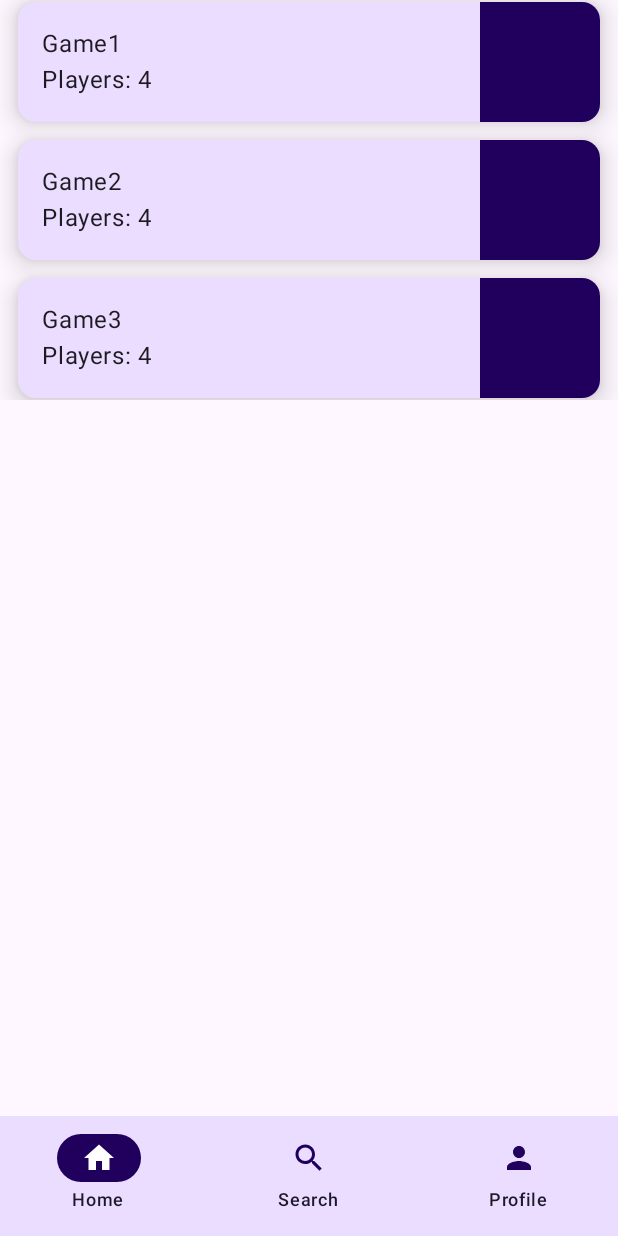
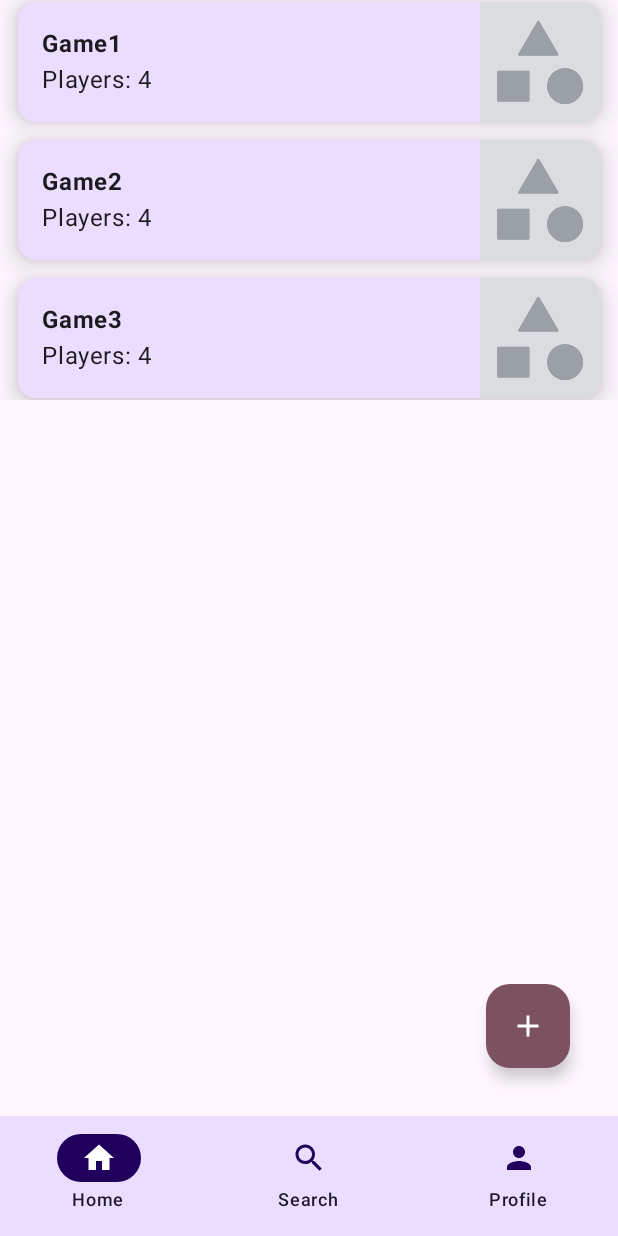
Before and after one commit to SaltyPineapple/Material3Testing, an Android app built with Jetpack Compose: the screen it shows after launch (MainActivity), on a phone screen of 412 x 824 dp. Run offline under Robolectric (Android 15) with nearby library versions, the phone set to English and light mode, and no system bars.

Commit message:
Add image to cards + FAB

```diff
--- a/app/src/main/java/com/learn/material3testing/Material3TestingApp.kt
+++ b/app/src/main/java/com/learn/material3testing/Material3TestingApp.kt
@@ -1,11 +1,17 @@
 package com.learn.material3testing
 
+import android.widget.Toast
 import androidx.compose.foundation.layout.padding
+import androidx.compose.foundation.layout.size
+import androidx.compose.material.icons.Icons
+import androidx.compose.material.icons.filled.Add
 import androidx.compose.material3.*
 import androidx.compose.runtime.Composable
 import androidx.compose.ui.Modifier
+import androidx.compose.ui.platform.LocalContext
 import androidx.compose.ui.text.font.FontWeight
 import androidx.compose.ui.tooling.preview.Preview
+import androidx.compose.ui.unit.dp
 import androidx.navigation.NavHostController
 import androidx.navigation.compose.NavHost
 import androidx.navigation.compose.composable
@@ -24,6 +30,8 @@ import com.learn.material3testing.ui.theme.Material3TestingTheme
 fun Material3TestingApp() {
     val navController = rememberNavController()
     val backStackEntry = navController.currentBackStackEntryAsState()
+
+    // NOTE: I think we need to move this scaffold to its own composable bc the FAB will be on every screen. Need to make it modular
     Scaffold(
         bottomBar = {
             NavigationBar(containerColor = MaterialTheme.colorScheme.primaryContainer){
@@ -53,6 +61,22 @@ fun Material3TestingApp() {
                 }
             }
         },
+        floatingActionButton = {
+            val context = LocalContext.current
+            FloatingActionButton(
+                onClick = { Toast.makeText(context, "Create a new game", Toast.LENGTH_SHORT).show() },
+                modifier = Modifier.padding(16.dp),
+                containerColor = MaterialTheme.colorScheme.tertiary,
+                contentColor = MaterialTheme.colorScheme.onTertiary,
+            ) {
+                Icon(
+                    imageVector = Icons.Default.Add,
+                    contentDescription = "Start a new game",
+                    modifier = Modifier.size(24.dp)
+                )
+            }
+        },
+        floatingActionButtonPosition = FabPosition.End,
 
     ) { padding ->
         NavGraph(modifier = Modifier.padding(padding), navController = navController)
--- a/app/src/main/java/com/learn/material3testing/ui/components/GameCard.kt
+++ b/app/src/main/java/com/learn/material3testing/ui/components/GameCard.kt
@@ -1,6 +1,7 @@
 package com.learn.material3testing.ui.components
 
 import android.widget.Toast
+import androidx.compose.foundation.Image
 import androidx.compose.foundation.background
 import androidx.compose.foundation.layout.Arrangement
 import androidx.compose.foundation.layout.Box
@@ -21,9 +22,13 @@ import androidx.compose.material3.Text
 import androidx.compose.runtime.Composable
 import androidx.compose.ui.Modifier
 import androidx.compose.ui.graphics.vector.ImageVector
+import androidx.compose.ui.layout.ContentScale
 import androidx.compose.ui.platform.LocalContext
+import androidx.compose.ui.res.painterResource
+import androidx.compose.ui.text.font.FontWeight
 import androidx.compose.ui.tooling.preview.Preview
 import androidx.compose.ui.unit.dp
+import com.learn.material3testing.R
 import com.learn.material3testing.ui.components.data.Game
 import com.learn.material3testing.ui.components.data.GameGrabber
 import com.learn.material3testing.ui.components.data.games
@@ -32,7 +37,7 @@ import com.learn.material3testing.ui.theme.Material3TestingTheme
 @OptIn(ExperimentalMaterial3Api::class)
 @Composable
 fun GameCard(gameId: Int){
-    val currentGame = GameGrabber().GetGame(gameId)
+    val currentGame = GameGrabber().getGame(gameId)
     val context = LocalContext.current
     Card(
         onClick = { Toast.makeText(context, currentGame.name, Toast.LENGTH_SHORT).show() },
@@ -45,14 +50,14 @@ fun GameCard(gameId: Int){
             Column(modifier = Modifier
                 .padding(16.dp)
                 .weight(1f)) {
-                Text(text = currentGame.name)
+                Text(text = currentGame.name, fontWeight = FontWeight.Bold)
                 Text(text = "Players: " + currentGame.players.toString())
             }
-            Box(
-                modifier = Modifier
-                    .width(80.dp)
-                    .fillMaxHeight()
-                    .background(color = MaterialTheme.colorScheme.onPrimaryContainer)
+            Image(
+                painter = painterResource(id = R.drawable.placeholder),
+                contentDescription = "Placeholder",
+                contentScale = ContentScale.Crop,
+                modifier = Modifier.width(80.dp),
             )
         }
     }
--- a/app/src/main/java/com/learn/material3testing/ui/components/data/Game.kt
+++ b/app/src/main/java/com/learn/material3testing/ui/components/data/Game.kt
@@ -1,12 +1,13 @@
 package com.learn.material3testing.ui.components.data
 
 import androidx.compose.ui.graphics.vector.ImageVector
+import com.learn.material3testing.R
 
 interface Game {
     val id: Int
     val name: String
     val players: Int
-    val imageIcon: ImageVector
+    val imageIconUrl: Int
 }
 
 // FAKE DATA BELOW
@@ -22,8 +23,8 @@ object FakeGame1 : Game {
         get() = "Game1"
     override val players: Int
         get() = 4
-    override val imageIcon: ImageVector
-        get() = TODO("Not yet implemented")
+    override val imageIconUrl: Int
+        get() = R.drawable.placeholder
 }
 
 object FakeGame2 : Game {
@@ -33,8 +34,8 @@ object FakeGame2 : Game {
         get() = "Game2"
     override val players: Int
         get() = 4
-    override val imageIcon: ImageVector
-        get() = TODO("Not yet implemented")
+    override val imageIconUrl: Int
+        get() =  R.drawable.placeholder
 }
 
 object FakeGame3 : Game {
@@ -44,6 +45,6 @@ object FakeGame3 : Game {
         get() = "Game3"
     override val players: Int
         get() = 4
-    override val imageIcon: ImageVector
-        get() = TODO("Not yet implemented")
+    override val imageIconUrl: Int
+        get() =  R.drawable.placeholder
 }
--- a/app/src/main/java/com/learn/material3testing/ui/components/data/GameGrabber.kt
+++ b/app/src/main/java/com/learn/material3testing/ui/components/data/GameGrabber.kt
@@ -1,7 +1,7 @@
 package com.learn.material3testing.ui.components.data
 
 class GameGrabber {
-    fun GetGame(id: Int) : Game{
+    fun getGame(id: Int) : Game{
         return(games.first { it.id == id })
     }
 }
--- a/app/src/main/res/values/colors.xml
+++ b/app/src/main/res/values/colors.xml
@@ -7,4 +7,6 @@
     <color name="teal_700">#FF018786</color>
     <color name="black">#FF000000</color>
     <color name="white">#FFFFFFFF</color>
+    <color name="dark_background">#FF191C1C</color>
+    <color name="light_background">#FFFAFDFC</color>
 </resources>
```
Also changed, not shown: app/src/main/res/drawable/placeholder.png (added).
